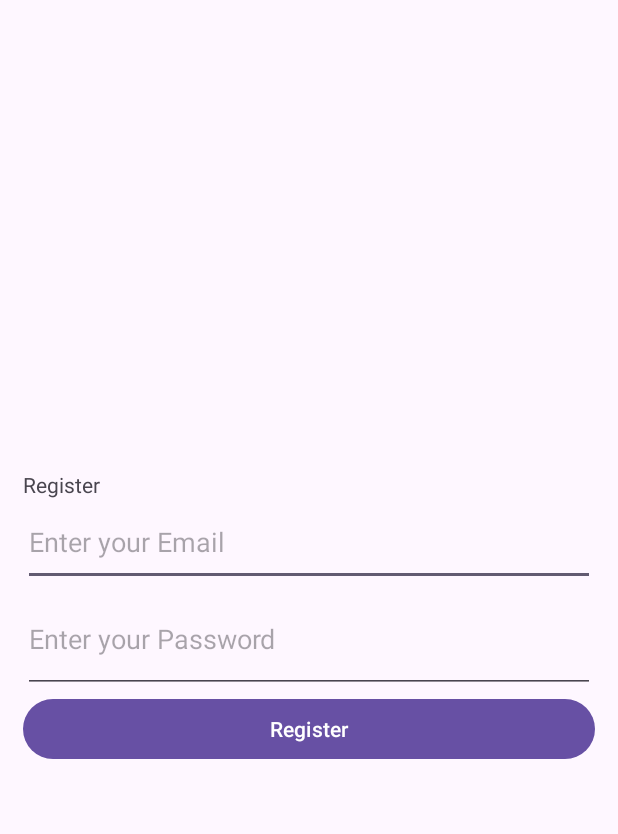
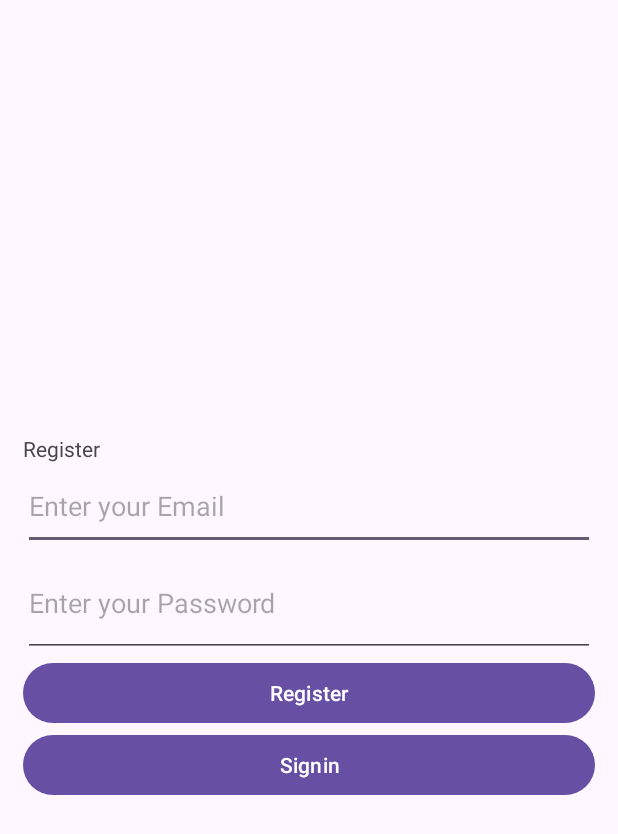
Before and after one commit to Ahmad-Fakhar/Fire_Base, an Android app: the screen it shows after launch (RegistrationActivity), on a phone screen of 412 x 824 dp. Shown: the top 834 px of the screen. Run offline under Robolectric (Android 15) with nearby library versions, the phone set to English and light mode, and no system bars; our stand-ins replace Firebase (no records; nobody signed in at launch, a user with empty details on screens opened directly).

Commit message:
Add a Singin button in RegistrationActivity

```diff
--- a/app/src/main/java/com/example/firebase/RegistrationActivity.java
+++ b/app/src/main/java/com/example/firebase/RegistrationActivity.java
@@ -23,6 +23,8 @@ public class RegistrationActivity extends AppCompatActivity {
     private ProgressBar progressbar;
     private FirebaseAuth mAuth;
 
+    private Button Btn2;
+
     @Override
     protected void onCreate(Bundle savedInstanceState)
     {
@@ -36,6 +38,7 @@ public class RegistrationActivity extends AppCompatActivity {
         emailTextView = findViewById(R.id.email);
         passwordTextView = findViewById(R.id.passwd);
         Btn = findViewById(R.id.btnregister);
+        Btn2 = findViewById(R.id.signin);
         progressbar = findViewById(R.id.progressbar);
 
         // Set on Click Listener on Registration button
@@ -113,5 +116,14 @@ public class RegistrationActivity extends AppCompatActivity {
                         }
                     }
                 });
+        // Set on Click Listener on Sign In button
+        Btn2.setOnClickListener(new View.OnClickListener(){
+            @Override
+            public void onClick(View v){
+                // Forward to LoginActivity
+                Intent intent=new Intent(RegistrationActivity.this,LoginActivity.class);
+                startActivity(intent);
+            }
+        });
     }
 }
--- a/app/src/main/res/layout/activity_registration.xml
+++ b/app/src/main/res/layout/activity_registration.xml
@@ -43,6 +43,15 @@
         android:layout_height="wrap_content"
         android:text="Register"
         tools:ignore="HardcodedText" />
+    <Button
+        android:id="@+id/signin"
+        android:layout_width="match_parent"
+        android:layout_height="wrap_content"
+        android:text="Signin"
+        tools:ignore="HardcodedText" />
+
+
+
 
     <!-- ProgressBar for loading time -->
     <ProgressBar
```
Also changed, not shown: app/src/main/res/layout/activity_login.xml (+23 -1 lines).
